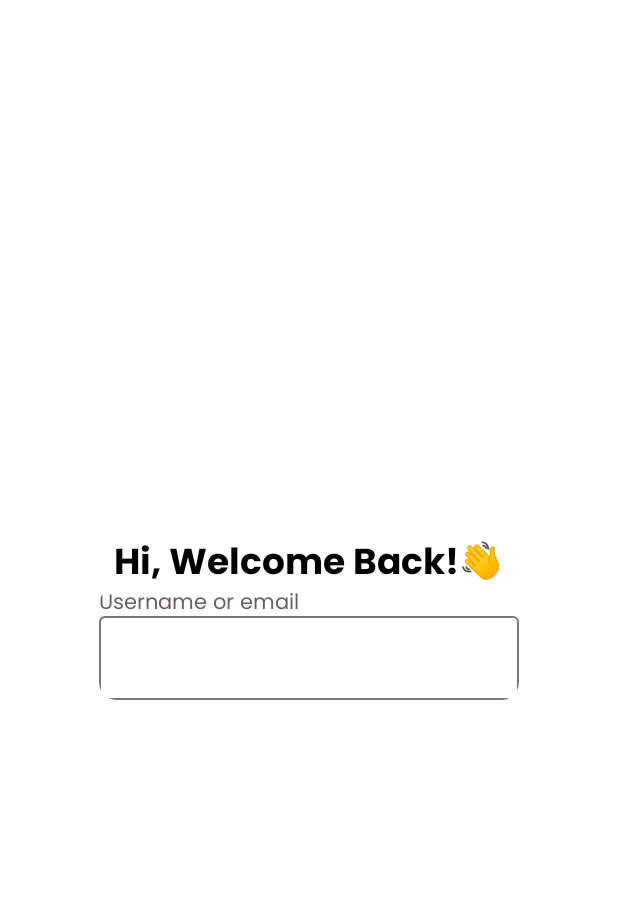
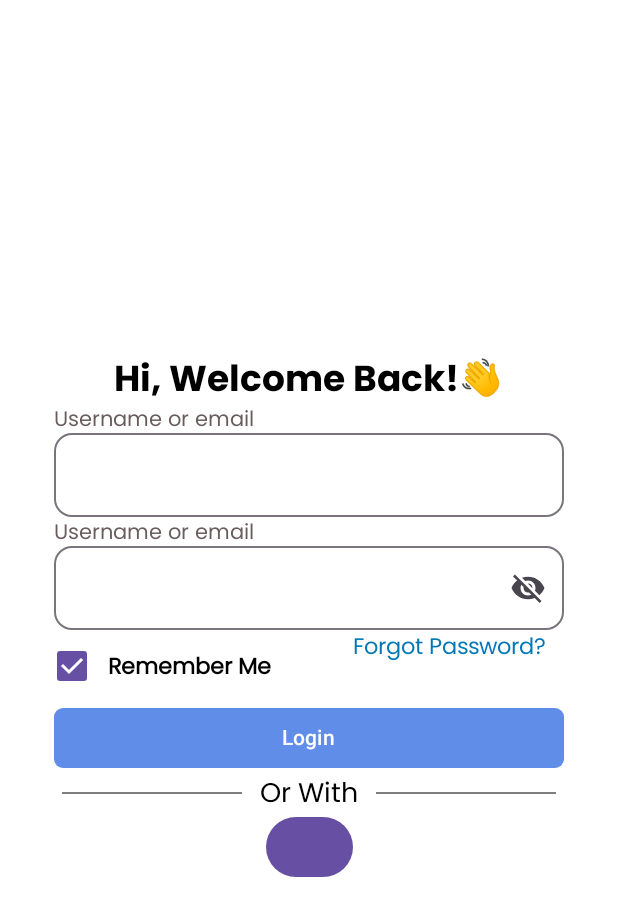
Before and after one commit to WillasT/ALP, an Android app built with Jetpack Compose: the @Preview function LoginPreview, on a phone screen of 412 x 824 dp. Shown: the top 916 px of the screen. Run offline under Robolectric (Android 15) with nearby library versions, the phone set to English and light mode, and no system bars.

Commit message:
Second push ALP

```diff
--- a/app/build.gradle.kts
+++ b/app/build.gradle.kts
@@ -59,6 +59,8 @@ dependencies {
     implementation("androidx.compose.ui:ui-graphics")
     implementation("androidx.compose.ui:ui-tooling-preview")
     implementation("androidx.compose.material3:material3")
+    implementation("androidx.compose.material:material-icons-extended")
+
     testImplementation("junit:junit:4.13.2")
     androidTestImplementation("androidx.test.ext:junit:1.1.5")
     androidTestImplementation("androidx.test.espresso:espresso-core:3.5.1")
--- a/app/src/main/java/com/example/alp/BGHome.kt
+++ b/app/src/main/java/com/example/alp/BGHome.kt
@@ -71,8 +71,6 @@ fun bgHome() {
             Box(
                 modifier = Modifier
                     .fillMaxSize()
-                    .offset(y = 300.dp)
-                    .rotate(20f)
                     .background(Color.White)
             ) {
                 Text(text = "kjhfkjsfsf")
--- a/app/src/main/java/com/example/alp/LoginView.kt
+++ b/app/src/main/java/com/example/alp/LoginView.kt
@@ -3,6 +3,7 @@ package com.example.alp
 import androidx.compose.foundation.BorderStroke
 import androidx.compose.foundation.Image
 import androidx.compose.foundation.background
+import androidx.compose.foundation.border
 import androidx.compose.foundation.layout.Arrangement
 import androidx.compose.foundation.layout.Box
 import androidx.compose.foundation.layout.Column
@@ -16,15 +17,27 @@ import androidx.compose.foundation.layout.padding
 import androidx.compose.foundation.layout.size
 import androidx.compose.foundation.layout.width
 import androidx.compose.foundation.shape.CutCornerShape
+import androidx.compose.foundation.shape.RoundedCornerShape
+import androidx.compose.foundation.text.ClickableText
+import androidx.compose.material.icons.Icons
+import androidx.compose.material.icons.filled.Visibility
+import androidx.compose.material.icons.filled.VisibilityOff
+import androidx.compose.material3.Button
+import androidx.compose.material3.ButtonDefaults
 import androidx.compose.material3.Card
 import androidx.compose.material3.CardDefaults
+import androidx.compose.material3.Checkbox
+import androidx.compose.material3.CheckboxColors
 import androidx.compose.material3.Divider
 import androidx.compose.material3.ExperimentalMaterial3Api
+import androidx.compose.material3.Icon
+import androidx.compose.material3.IconButton
 import androidx.compose.material3.OutlinedTextField
 import androidx.compose.material3.Text
 import androidx.compose.runtime.Composable
 import androidx.compose.runtime.getValue
 import androidx.compose.runtime.mutableStateOf
+import androidx.compose.runtime.remember
 import androidx.compose.runtime.saveable.rememberSaveable
 import androidx.compose.runtime.setValue
 import androidx.compose.ui.Alignment
@@ -33,6 +46,7 @@ import androidx.compose.ui.draw.clip
 import androidx.compose.ui.draw.rotate
 import androidx.compose.ui.graphics.Color
 import androidx.compose.ui.res.painterResource
+import androidx.compose.ui.text.AnnotatedString
 import androidx.compose.ui.text.font.Font
 import androidx.compose.ui.text.font.FontFamily
 import androidx.compose.ui.text.font.FontWeight
@@ -41,6 +55,9 @@ import androidx.compose.ui.tooling.preview.Preview
 import androidx.compose.ui.unit.dp
 import androidx.compose.ui.unit.sp
 import com.example.alp.ui.theme.background
+import com.example.alp.ui.theme.buttonColor
+import com.example.alp.ui.theme.forpassCol
+import com.example.alp.ui.theme.line
 
 @OptIn(ExperimentalMaterial3Api::class)
 @Composable
@@ -65,29 +82,142 @@ fun LoginView() {
             fontFamily = popfamilybold,
             fontSize = 24.sp
         )
-        Card (
+        Card(
             colors = CardDefaults.cardColors(
                 containerColor = Color.White
             )
-        ){
+        ) {
             Text(
                 text = "Username or email",
                 fontFamily = popfamilyreg,
                 fontSize = 14.sp,
                 color = Color(0xFF695C5C),
-                modifier = Modifier.padding(end = 24.dp)
+                modifier = Modifier.padding(start = 36.dp)
             )
             OutlinedTextField(
-                value = name ,
-                onValueChange = {name = it}
+                value = name,
+                onValueChange = { name = it },
+                modifier = Modifier
+                    .fillMaxWidth()
+                    .padding(horizontal = 36.dp),
+                shape = RoundedCornerShape(12.dp)
             )
+            Text(
+                text = "Username or email",
+                fontFamily = popfamilyreg,
+                fontSize = 14.sp,
+                color = Color(0xFF695C5C),
+                modifier = Modifier.padding(start = 36.dp)
+            )
+            var isPasswordVisible by remember { mutableStateOf(false) }
+            OutlinedTextField(
+
+                value = name,
+                onValueChange = { name = it },
+                modifier = Modifier
+                    .fillMaxWidth()
+                    .padding(horizontal = 36.dp),
+                shape = RoundedCornerShape(12.dp),
+                trailingIcon = {
+                    IconButton(
+                        onClick = { isPasswordVisible = !isPasswordVisible }
+                    ) {
+                        Icon(
+                            imageVector = if (isPasswordVisible) Icons.Default.Visibility else Icons.Default.VisibilityOff,
+                            contentDescription = if (isPasswordVisible) "Hide password" else "Show password"
+                        )
+                    }
+                }
+            )
+        }
+        Row(
+            modifier = Modifier
+                .fillMaxWidth()
+                .padding(start = 24.dp),
+            horizontalArrangement = Arrangement.SpaceBetween
+        ) {
+            val checkedState = remember { mutableStateOf(true) }
+
+            Checkbox(
+                checked = checkedState.value,
+                onCheckedChange = { checkedState.value = it },
+//                colors = CheckboxColors
+            )
+            Text(
+                text = "Remember Me",
+                fontFamily = popfamilyreg,
+                fontSize = 15.sp,
+                fontWeight = FontWeight.SemiBold,
+                modifier = Modifier
+                    .align(Alignment.CenterVertically)
+                    .padding(end = 6.dp)
+            )
+            Row(
+                modifier = Modifier.fillMaxWidth(),
+                horizontalArrangement = Arrangement.Center,
+                verticalAlignment = Alignment.CenterVertically
+            ) {
+                Text(
+                    text = "Forgot Password?",
+                    fontFamily = popfamilyreg,
+                    fontSize = 15.sp,
+                    fontWeight = FontWeight.Medium,
+                    color = forpassCol
+                )
+            }
+        }
+        Button(
+            onClick = { /*TODO*/ },
+            colors = ButtonDefaults.buttonColors(buttonColor),
+            modifier = Modifier
+                .fillMaxWidth()
+                .padding(horizontal = 36.dp),
+            shape = RoundedCornerShape(6.dp),
+
+            ) {
+            Text(
+                text = "Login"
+            )
+        }
+        Row (
+            modifier = Modifier
+                .fillMaxWidth(),
+            horizontalArrangement = Arrangement.Center,
+            verticalAlignment = Alignment.CenterVertically
+        ){
+
+            Lines()
+            Text(
+                text = "Or With",
+                fontFamily = popfamilyreg,
+                fontSize = 18.sp,
+                modifier = Modifier.padding(horizontal = 12.dp)
+                )
+            Lines()
 
         }
+        Button(
+            onClick = { /*TODO*/ },
+
+
+        ) {
+
+        }
+
 
 
     }
 
 
+}
+@Composable
+fun Lines(){
+    Box(
+        modifier = Modifier
+            .width(width = 120.dp)
+            .height(height = 1.dp)
+            .background(color = line)
+    )
 }
 
 
--- a/app/src/main/java/com/example/alp/ui/theme/Color.kt
+++ b/app/src/main/java/com/example/alp/ui/theme/Color.kt
@@ -6,6 +6,10 @@ val Purple80 = Color(0xFFD0BCFF)
 val PurpleGrey80 = Color(0xFFCCC2DC)
 val Pink80 = Color(0xFFEFB8C8)
 val background = Color(0xFF8FDFEE)
+val forpassCol = Color(0xFF0077B6)
+val line = Color(0xFF7F7F7F)
+val buttonColor = Color(0xFF608DE8)
+
 
 
 val Purple40 = Color(0xFF6650a4)
```
Also changed, not shown: app/src/main/res/drawable-nodpi/background_home.png (added).
